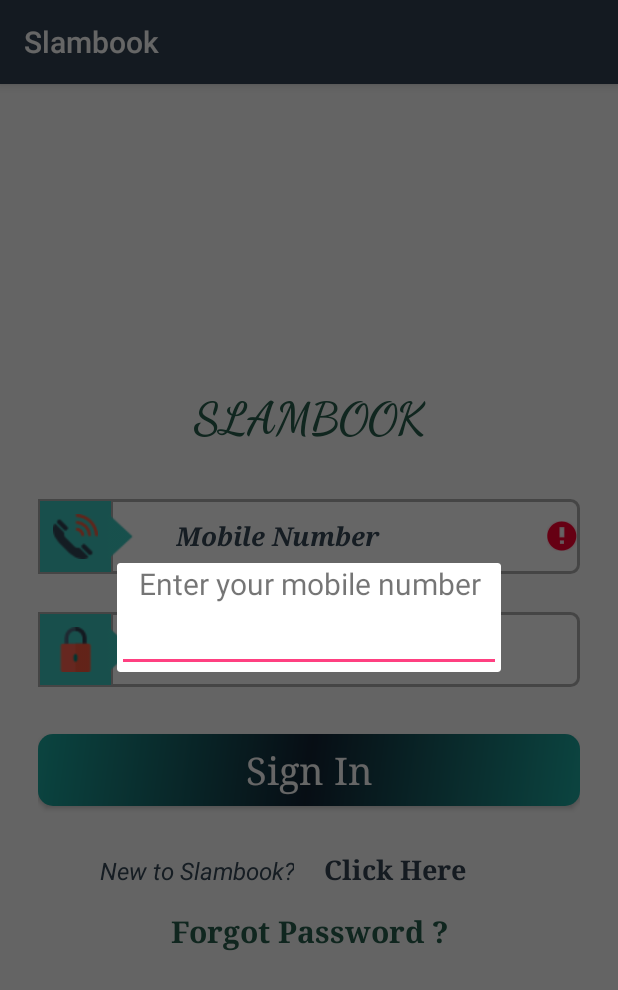
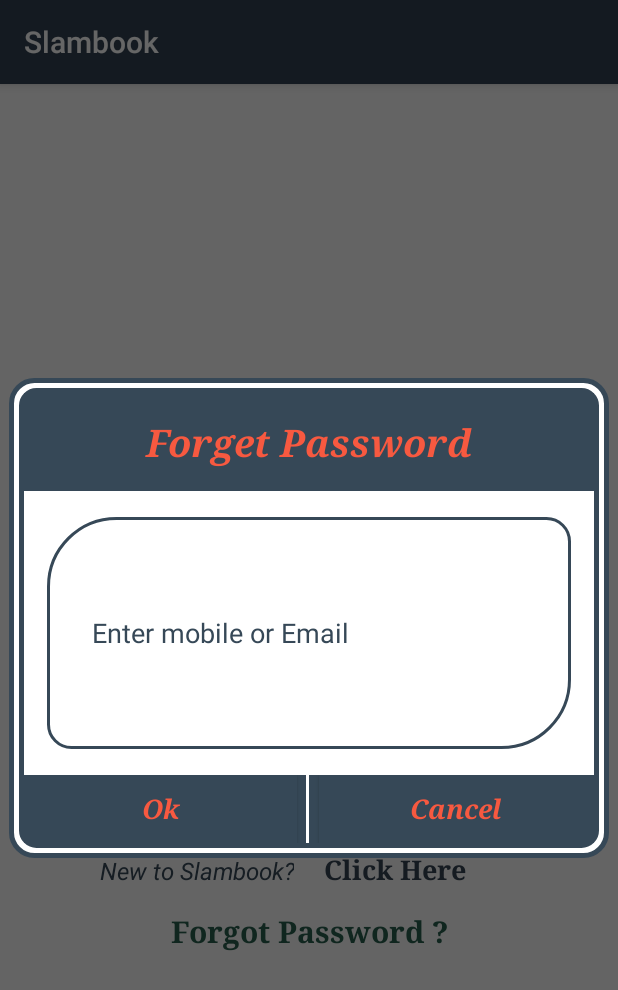
Before and after one commit to satishvelsol/BookSlam, an Android app: the screen it shows after launch (Login), after a tap on "Forgot Password ?", on a phone screen of 412 x 824 dp. Shown: the top 990 px of the screen. Run offline under Robolectric (Android 15) with nearby library versions, the phone set to English and light mode, and no system bars; 2 other taps on this screen came first.

Commit message:
forget password layout and other layouts designs were updated

```diff
--- a/app/src/main/java/com/teamtesla/satish/slambook/Login.java
+++ b/app/src/main/java/com/teamtesla/satish/slambook/Login.java
@@ -1,11 +1,13 @@
 package com.teamtesla.satish.slambook;
 
-import android.app.Dialog;
-import android.content.Context;
 import android.content.Intent;
 import android.content.SharedPreferences;
+import android.graphics.Color;
+import android.graphics.drawable.ColorDrawable;
+import android.support.v7.app.AlertDialog;
 import android.support.v7.app.AppCompatActivity;
 import android.os.Bundle;
+import android.view.LayoutInflater;
 import android.view.View;
 import android.widget.Button;
 import android.widget.EditText;
@@ -25,13 +27,25 @@
 
     Button mSignin_btn;
     EditText mMobile,mPassword;
+    String username;
     TextView mSignupLink, mForgot_link;
-
+    SharedPreferences logindetails;
+    SharedPreferences.Editor logindetails_e;
 
     @Override
     protected void onCreate(Bundle savedInstanceState) {
         super.onCreate(savedInstanceState);
         setContentView(R.layout.activity_login);
+
+        logindetails = getSharedPreferences("slam_book_login_details",MODE_PRIVATE);
+        logindetails_e = logindetails.edit();
+        boolean res = logindetails.getBoolean("k1",false);
+        if (res)
+        {
+            finish();
+            Intent i = new Intent(this,Home.class);
+            startActivity(i);
+        }
         initialise();
     }
 
@@ -63,21 +77,77 @@
         }
         else if(id == R.id.forgot_label)
         {
+            LayoutInflater inflater = LayoutInflater.from(this);
+            View forget_password_alert_message = inflater.inflate(R.layout.forget_password_alert, null, false);
+            Button mok_btn = (Button)forget_password_alert_message.findViewById(R.id.ok_forget_password_label);
+            Button mcancel_btn = (Button)forget_password_alert_message.findViewById(R.id.cancel_forget_password_label);
+            final EditText mobile_email = (EditText)forget_password_alert_message.findViewById(R.id.mobile_or_email_label);
 
-            final Dialog dialog = new Dialog(this); // Context, this, etc.
-            dialog.setContentView(R.layout.activity_forgot_password);
-            dialog.setTitle("Dialog");
-            dialog.show();
+            AlertDialog.Builder forgot_password_alert_builder = new AlertDialog.Builder(this);
+            forgot_password_alert_builder.setView(forget_password_alert_message);
+            forgot_password_alert_builder.setCancelable(false);
+            final AlertDialog ad = forgot_password_alert_builder.create();
+            ad.show();
+            ad.getWindow().setLayout(600, 480);
+            ad.getWindow().setBackgroundDrawable(new ColorDrawable(Color.TRANSPARENT));
 
+            mcancel_btn.setOnClickListener(new View.OnClickListener() {
+                @Override
+                public void onClick(View v) {
+                    ad.dismiss();
+                }
+            });
+            mok_btn.setOnClickListener(new View.OnClickListener() {
+                @Override
+                public void onClick(View v) {
+                    final String username = mobile_email.getText().toString();
+                    Toast.makeText(Login.this, "button working"+ username,Toast.LENGTH_SHORT).show();
+
+                    ApiService service = ApiClient.getClient().create(ApiService.class);
+                    Call<MSG> call = service.forgotpassword(username);
+                    call.enqueue(new Callback<MSG>() {
+                        @Override
+                        public void onResponse(Call<MSG> call, Response<MSG> response) {
+                            if(response.body().getSuccess() == 0)
+                            {
+                                Toast.makeText(Login.this, ""+response.body().getMessage(), Toast.LENGTH_SHORT).show();
+
+                            }
+                            else  if(response.body().getSuccess() == 1)
+                            {
+                                mobile_email.setError(response.body().getMessage());
+                                Toast.makeText(Login.this, ""+response.body().getMessage(), Toast.LENGTH_SHORT).show();
+                            }
+                            else
+                            {
+                                mobile_email.setError(response.body().getMessage());
+                                Toast.makeText(Login.this, ""+response.body().getMessage(), Toast.LENGTH_SHORT).show();
+                            }
+                        }
+                        @Override
+                        public void onFailure(Call<MSG> call, Throwable t) {
+                            Toast.makeText(Login.this, "something went wrong", Toast.LENGTH_SHORT).show();
+                        }
+                    });
+//                    try
+//                    {
+//                        String qry = " update " + LeaveManageDB.TABLE2 + " set " + LeaveManageDB.COLU6 + " = 'Approved'," + LeaveManageDB.COLU5 + " = '" + depart + "' where " + LeaveManageDB.COLU9 + " = '" + Email + "'";
+//                        db.rawQuery(qry, null);
+//                    }
+//                    catch (Exception e)
+//                    {
+//                        Toast.makeText(getContext(), "Sorry unable to Approve Please Try Again Later",Toast.LENGTH_SHORT).show();
+//                    }
+
+
+                    //ad.dismiss();
+                }
+            });
         }
     }
-
     private void signIn() {
-
         final String mobile = mMobile.getText().toString().trim();
         final String password = mPassword.getText().toString();
-
-
         if(mobile.isEmpty())
         {
             mMobile.setError("Mobile number should not be empty");
@@ -99,11 +169,6 @@
         }
         else
         {
-            //call api
-//            Toast.makeText(this, "Logged in Successfully", Toast.LENGTH_SHORT).show();
-//            Intent intent = new Intent(Login.this,Home.class);
-//            startActivity(intent);
-
             ApiService service = ApiClient.getClient().create(ApiService.class);
             Call<MSG> call = service.userLogin(mobile,password);
             call.enqueue(new Callback<MSG>() {
@@ -111,7 +176,9 @@
                 public void onResponse(Call<MSG> call, Response<MSG> response) {
                     if(response.body().getSuccess() == 0)
                     {
-
+                        logindetails_e.putBoolean("k1", true);
+                        logindetails_e.putString("Username", mobile);
+                        logindetails_e.commit();
                         Toast.makeText(Login.this, ""+response.body().getMessage(), Toast.LENGTH_SHORT).show();
                         Intent intent = new Intent(Login.this,Home.class);
                         startActivity(intent);
--- a/app/src/main/java/com/teamtesla/satish/slambook/api/ApiService.java
+++ b/app/src/main/java/com/teamtesla/satish/slambook/api/ApiService.java
@@ -56,5 +56,8 @@
     Call<ShowDetailsResponse> showdetails(@Field("u_mobile") String u_mobile,
                                           @Field("f_mobile") String f_mobile);
 
+    @FormUrlEncoded
+    @POST("forgotPassword.php")
+    Call<MSG> forgotpassword(@Field("mob_or_mail") String mob_or_mail);
 
 }
--- /dev/null
+++ b/app/src/main/res/drawable/alert_background.xml
@@ -0,0 +1,43 @@
+<?xml version="1.0" encoding="utf-8"?>
+<layer-list xmlns:android="http://schemas.android.com/apk/res/android">
+    <item>
+        <shape
+            android:shape="rectangle">
+            <corners
+                android:radius="15dp"/>
+            <stroke
+                android:color="@color/colorPrimaryDark"
+                android:width="3dp"/>
+            <solid
+                android:color="@color/white"/>
+        </shape>
+    </item>
+    <item
+        android:top="5dp"
+        android:left="5dp"
+        android:right="5dp"
+        android:bottom="5dp">
+        <shape
+            android:shape="rectangle">
+            <stroke
+                android:color="@color/white"
+                android:width="2dp"/>
+            <corners
+                android:radius="10dp"/>
+        </shape>
+    </item>
+    <item
+        android:top="7dp"
+        android:left="7dp"
+        android:right="7dp"
+        android:bottom="7dp">
+        <shape
+            android:shape="rectangle">
+            <corners
+                android:radius="10dp"/>
+            <stroke
+                android:color="@color/colorPrimaryDark"
+                android:width="3dp"/>
+        </shape>
+    </item>
+</layer-list>
--- /dev/null
+++ b/app/src/main/res/drawable/alert_edit_background.xml
@@ -0,0 +1,14 @@
+<?xml version="1.0" encoding="utf-8"?>
+<shape
+    android:shape="rectangle"
+    xmlns:android="http://schemas.android.com/apk/res/android">
+    <stroke
+        android:width="2dp"
+        android:color="@color/colorPrimaryDark"/>
+    <corners
+        android:topLeftRadius="45dp"
+        android:topRightRadius="15dp"
+        android:bottomLeftRadius="15dp"
+        android:bottomRightRadius="45dp"/>
+
+</shape>
--- a/app/src/main/res/drawable/edittext_imageview_background.xml
+++ b/app/src/main/res/drawable/edittext_imageview_background.xml
@@ -7,9 +7,9 @@
             <size
                 android:width="50dp"
                 android:height="50dp"/>
-            <stroke
-                android:width="1dp"
-                android:color="#aeaeae"/>
+            <!--<stroke-->
+                <!--android:width="1dp"-->
+                <!--android:color="#aeaeae"/>-->
             <solid
                 android:color="@color/blue"/>
         </shape>
--- a/app/src/main/res/layout/activity_forgot_password.xml
+++ /dev/null
@@ -1,32 +0,0 @@
-<?xml version="1.0" encoding="utf-8"?>
-<LinearLayout xmlns:android="http://schemas.android.com/apk/res/android"
-    xmlns:app="http://schemas.android.com/apk/res-auto"
-    xmlns:tools="http://schemas.android.com/tools"
-    android:layout_width="match_parent"
-    android:layout_height="match_parent"
-    tools:context="com.teamtesla.satish.slambook.ForgotPassword"
-    android:orientation="vertical"
-    android:layout_gravity="center"
-    android:layout_centerInParent="true">
-
-
-
-    <TextView
-        android:id="@+id/heading_label"
-        android:layout_width="match_parent"
-        android:layout_height="wrap_content"
-        android:text="Enter your mobile number"
-        android:textSize="20sp"
-        android:gravity="center"
-        />
-
-    <EditText
-        android:id="@+id/number_input"
-        android:layout_width="wrap_content"
-        android:layout_height="wrap_content"
-        android:ems="12"
-        android:layout_gravity="center"
-        />
-
-
-  </LinearLayout>
--- a/app/src/main/res/layout/activity_sign_up.xml
+++ b/app/src/main/res/layout/activity_sign_up.xml
@@ -6,7 +6,6 @@
         android:layout_width="match_parent"
         android:layout_height="match_parent"
         android:layout_margin="10dp"
-        android:layout_gravity="center"
         android:orientation="vertical"
         android:padding="15dp">
         <TextView
--- /dev/null
+++ b/app/src/main/res/layout/forget_password_alert.xml
@@ -0,0 +1,86 @@
+<?xml version="1.0" encoding="utf-8"?>
+<RelativeLayout xmlns:android="http://schemas.android.com/apk/res/android"
+    android:orientation="vertical" android:layout_width="300dp"
+    android:background="@drawable/alert_background"
+    android:padding="10dp"
+    android:layout_height="220dp">
+    <TextView
+        android:id="@+id/password_heading"
+        android:layout_width="match_parent"
+        android:layout_height="wrap_content"
+        android:gravity="center"
+        android:textSize="25sp"
+        android:background="@color/colorPrimaryDark"
+        android:padding="15dp"
+        android:textStyle="bold|italic"
+        android:fontFamily="serif"
+        android:textColor="@color/red"
+        android:text="Forget Password"/>
+    <View
+        android:id="@+id/forget_password_view"
+        android:layout_width="match_parent"
+        android:layout_height="2dp"
+        android:layout_below="@+id/password_heading"
+        android:background="@color/white"/>
+    <EditText
+        android:id="@+id/mobile_or_email_label"
+        android:layout_below="@+id/forget_password_view"
+        android:layout_above="@+id/forget_password_view2"
+        android:layout_width="match_parent"
+        android:layout_height="wrap_content"
+        android:hint="Enter mobile or Email"
+        android:layout_margin="15dp"
+        android:paddingLeft="30dp"
+        android:background="@drawable/alert_edit_background"
+        android:textColorHint="@color/colorPrimaryDark"
+        android:textColor="@color/colorPrimaryDark"/>
+    <View
+        android:id="@+id/forget_password_view2"
+        android:layout_width="match_parent"
+        android:layout_height="2dp"
+        android:layout_above="@+id/buttons_bottom_bar"
+        android:background="@color/white"/>
+    <LinearLayout
+        android:id="@+id/buttons_bottom_bar"
+        android:layout_width="match_parent"
+        android:layout_alignParentBottom="true"
+        android:layout_height="45dp"
+        android:weightSum="1"
+        android:background="@color/colorPrimaryDark"
+        android:orientation="horizontal">
+        <Button
+            android:id="@+id/ok_forget_password_label"
+            android:layout_weight="0.48"
+            android:layout_width="0dp"
+            android:layout_height="match_parent"
+            android:text="Ok"
+            android:textAllCaps="false"
+            android:textSize="18sp"
+            android:textStyle="bold|italic"
+            android:fontFamily="serif"
+            android:textColor="@color/red"
+            android:background="@color/colorPrimaryDark"/>
+        <LinearLayout
+            android:layout_weight="0.04"
+            android:layout_width="0dp"
+            android:gravity="center"
+            android:layout_height="match_parent">
+            <View
+                android:layout_width="2dp"
+                android:layout_height="match_parent"
+                android:background="@color/white"/>
+        </LinearLayout>
+        <Button
+            android:id="@+id/cancel_forget_password_label"
+            android:layout_weight="0.48"
+            android:layout_width="0dp"
+            android:text="Cancel"
+            android:textColor="@color/red"
+            android:textAllCaps="false"
+            android:textSize="18sp"
+            android:textStyle="bold|italic"
+            android:fontFamily="serif"
+            android:background="@color/colorPrimaryDark"
+            android:layout_height="match_parent" />
+    </LinearLayout>
+</RelativeLayout>
```
Also changed, not shown: app/src/main/java/com/teamtesla/satish/slambook/AddDetails.java (+10 -1 lines), app/src/main/java/com/teamtesla/satish/slambook/ForgotPassword.java (deleted, +0 -16 lines), app/src/main/java/com/teamtesla/satish/slambook/Home.java (+44 -0 lines), app/src/main/java/com/teamtesla/satish/slambook/ViewDetails.java (+11 -5 lines), app/src/main/res/menu/logout.xml (added, +8 -0 lines).
